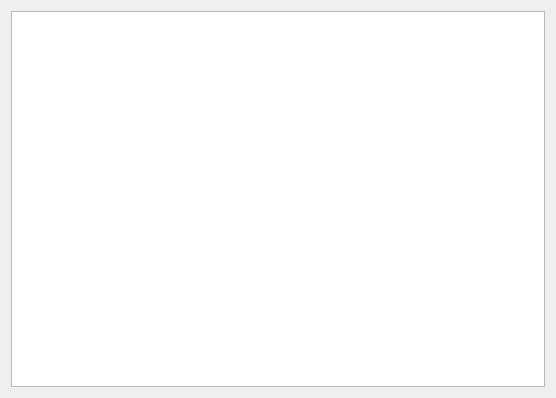
Qt form main.ui (kpmcp/coffee_project) before a commit.
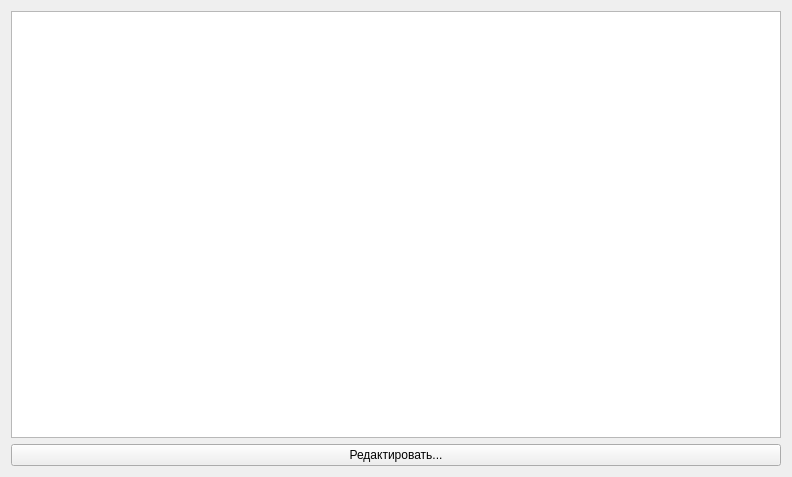
The same form after that commit.

Commit message: DB, interface and requirements (modified interface)

```diff
--- a/main.ui
+++ b/main.ui
@@ -6,17 +6,24 @@
    <rect>
     <x>0</x>
     <y>0</y>
-    <width>556</width>
-    <height>398</height>
+    <width>792</width>
+    <height>477</height>
    </rect>
   </property>
   <property name="windowTitle">
    <string>Эспрессо</string>
   </property>
   <layout class="QGridLayout" name="gridLayout">
-   <item row="0" column="0">
+   <item row="0" column="0" colspan="2">
     <widget class="QTableView" name="view"/>
    </item>
+   <item row="1" column="0" colspan="2">
+    <widget class="QPushButton" name="edit_btn">
+     <property name="text">
+      <string>Редактировать...</string>
+     </property>
+    </widget>
+   </item>
   </layout>
  </widget>
  <resources/>
```
